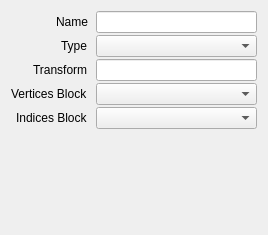
This is src/session/InstanceProperties.ui in houmain/gpupad as Qt 5 draws it before an edit. The edited form follows.
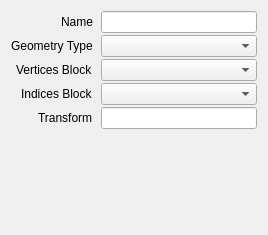
This is the edited form. Custom widgets are drawn as their Qt base class.

```diff
--- a/src/session/InstanceProperties.ui
+++ b/src/session/InstanceProperties.ui
@@ -47,7 +47,7 @@
      <item row="1" column="0">
       <widget class="QLabel" name="labelType">
        <property name="text">
-        <string>Type</string>
+        <string>Geometry Type</string>
        </property>
       </widget>
      </item>
@@ -55,35 +55,35 @@
       <widget class="DataComboBox" name="type"/>
      </item>
      <item row="2" column="0">
-      <widget class="QLabel" name="labelTransform">
-       <property name="text">
-        <string>Transform</string>
-       </property>
-      </widget>
-     </item>
-     <item row="2" column="1">
-      <widget class="ExpressionLineEdit" name="transform"/>
-     </item>
-     <item row="3" column="0">
       <widget class="QLabel" name="labelVertexBufferBlock">
        <property name="text">
         <string>Vertices Block</string>
        </property>
       </widget>
      </item>
-     <item row="3" column="1">
+     <item row="2" column="1">
       <widget class="ReferenceComboBox" name="vertexBufferBlock"/>
      </item>
-     <item row="4" column="0">
+     <item row="3" column="0">
       <widget class="QLabel" name="labelIndexBufferBlock">
        <property name="text">
         <string>Indices Block</string>
        </property>
       </widget>
      </item>
-     <item row="4" column="1">
+     <item row="3" column="1">
       <widget class="ReferenceComboBox" name="indexBufferBlock"/>
      </item>
+     <item row="4" column="0">
+      <widget class="QLabel" name="labelTransform">
+       <property name="text">
+        <string>Transform</string>
+       </property>
+      </widget>
+     </item>
+     <item row="4" column="1">
+      <widget class="ExpressionLineEdit" name="transform"/>
+     </item>
     </layout>
    </item>
   </layout>
```
Left out of the diff: 4 changed lines with no effect on the pictures.
